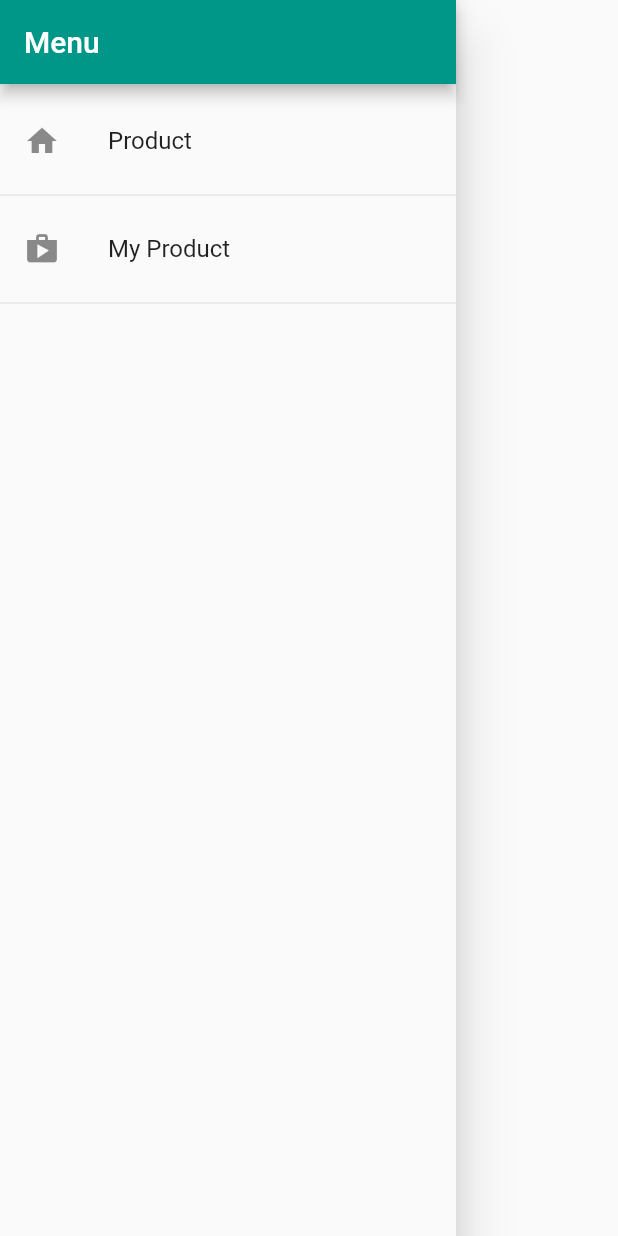
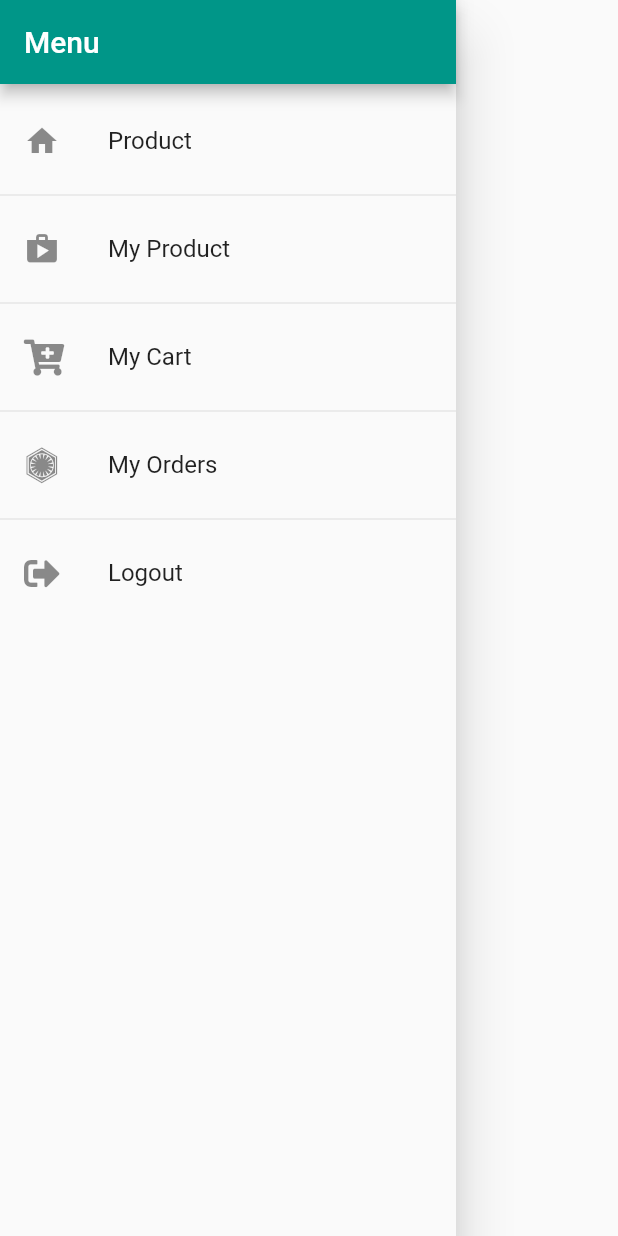
Before and after one commit to lemanfoetra/flutter-project-shopapp, a Flutter app: the AppDrawer widget shown alone on an empty page, opened directly, on a phone screen of 412 x 824 dp. Run offline on Flutter 3.47's test engine with Material 2 defaults, Android fonts, the phone set to English and light mode, and no system bars; our stand-ins replace font_awesome_flutter, image_picker, pull_to_refresh, shared_preferences; accounts and stored records are empty; network calls fail.

Commit message:
add Sharedprefences and Logout mecanism

```diff
--- /dev/null
+++ b/lib/models/Cart.dart
@@ -0,0 +1,20 @@
+
+
+import 'package:flutter/cupertino.dart';
+
+class Cart {
+
+  final String id;
+  final String status;
+  final int quantity;
+  final String usersId;
+  final String productsId;
+
+  Cart({
+    @required this.id,
+    @required this.status,
+    @required this.quantity,
+    @required this.usersId,
+    @required this.productsId,
+  });
+}
--- /dev/null
+++ b/lib/providers/cart_provider.dart
@@ -0,0 +1,50 @@
+import 'dart:convert';
+
+import 'package:flutter/cupertino.dart';
+import 'package:http/http.dart' as http;
+import 'package:shopapp/models/Cart.dart';
+
+class CartProvider with ChangeNotifier {
+  String token;
+  List<Cart> _cart;
+
+  CartProvider({this.token});
+
+
+  /// get list cart
+  List<Cart> get cart{
+    return [..._cart];
+  }
+
+
+  /// get data cart in server
+  Future<void> myCart() async {
+    final String url = 'http://shopapp.ardynsulaeman.com/public/api/orders';
+    final response = await http.get(
+      url,
+      headers: {'Accept': 'application/json', 'Authorization': "Bearer $token"},
+    );
+    var responseDecode = jsonDecode(response.body) as Map<String, dynamic>;
+    if (responseDecode['status'] == 'success') {
+      var responseData = responseDecode['data'] as Map<String, dynamic>;
+      var data = responseData['data'] as List<dynamic>;
+      if (data.length > 0) {
+        List<Cart> newCart = [];
+        data.forEach((value) {
+          var valueEach = value as Map<String, dynamic>;
+          newCart.add(
+            Cart(
+              id: valueEach['id'].toString(),
+              status: valueEach['status'],
+              productsId: valueEach['products_id'].toString(),
+              quantity: valueEach['quantity'].toInt(),
+              usersId: valueEach['users_id'].toString(),
+            ),
+          );
+        });
+        _cart = newCart;
+        notifyListeners();
+      }
+    }
+  }
+}
--- a/lib/widgets/drawer.dart
+++ b/lib/widgets/drawer.dart
@@ -1,5 +1,10 @@
 import 'package:flutter/material.dart';
+import 'package:font_awesome_flutter/font_awesome_flutter.dart';
 import '../screens/my_product.dart';
+import '../screens/orders_screen.dart';
+import '../screens/cart_screen.dart';
+import 'package:provider/provider.dart';
+import '../providers/auth_provider.dart';
 
 class AppDrawer extends StatelessWidget {
   @override
@@ -17,7 +22,7 @@ class AppDrawer extends StatelessWidget {
             child: ListTile(
               leading: Icon(Icons.home),
               title: Text('Product'),
-              onTap: (){
+              onTap: () {
                 Navigator.of(context).pushReplacementNamed('/');
               },
             ),
@@ -27,13 +32,42 @@ class AppDrawer extends StatelessWidget {
             child: ListTile(
               leading: Icon(Icons.shop),
               title: Text('My Product'),
-              onTap: (){
+              onTap: () {
                 Navigator.of(context).pushReplacementNamed(MyProduct.routeName);
               },
             ),
           ),
           Divider(),
-
+          Container(
+            child: ListTile(
+              leading: Icon(FontAwesomeIcons.cartPlus),
+              title: Text('My Cart'),
+              onTap: () {
+                Navigator.of(context).pushReplacementNamed(CartScreen.routeName);
+              },
+            ),
+          ),
+          Divider(),
+          Container(
+            child: ListTile(
+              leading: Icon(FontAwesomeIcons.firstOrder),
+              title: Text('My Orders'),
+              onTap: () {
+                Navigator.of(context).pushReplacementNamed(OrdersScreen.routeName);
+              },
+            ),
+          ),
+          Divider(),
+          Container(
+            child: ListTile(
+              leading: Icon(FontAwesomeIcons.signOutAlt),
+              title: Text('Logout'),
+              onTap: () {
+                Navigator.of(context).pop();
+                Provider.of<AuthProvider>(context).logout();
+              },
+            ),
+          )
         ],
       ),
     );
```
Also changed, not shown: lib/main.dart (+29 -5 lines), lib/providers/auth_provider.dart (+34 -3 lines), lib/screens/cart_screen.dart (added, +37 -0 lines), lib/screens/orders_screen.dart (added, +22 -0 lines).
